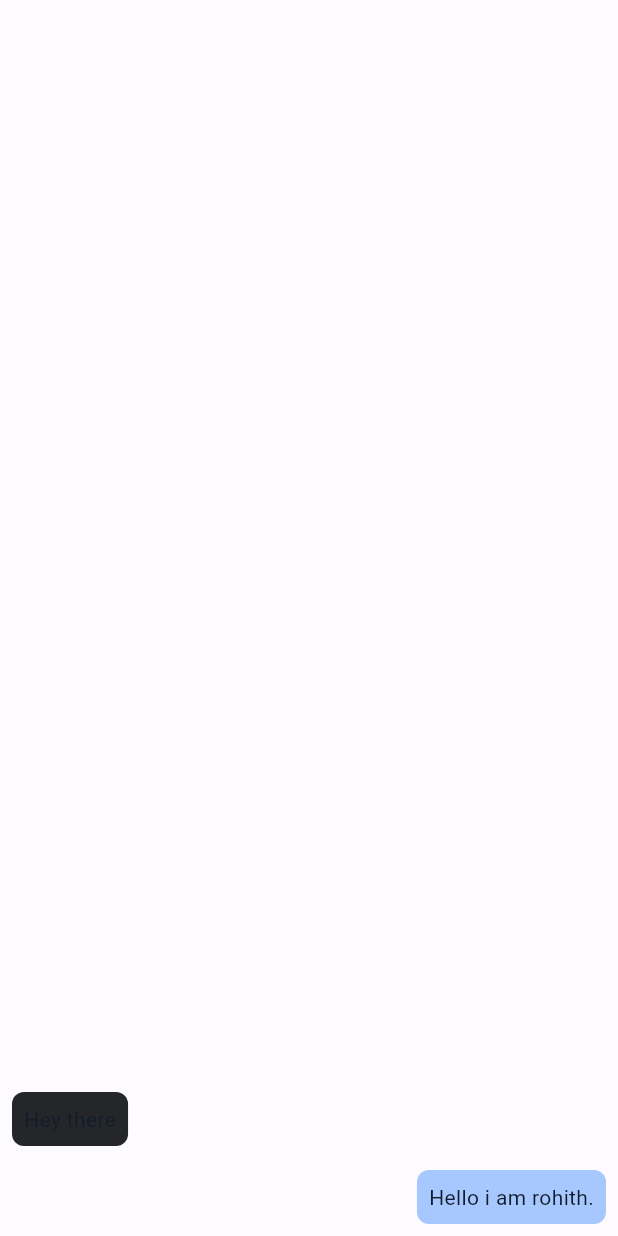
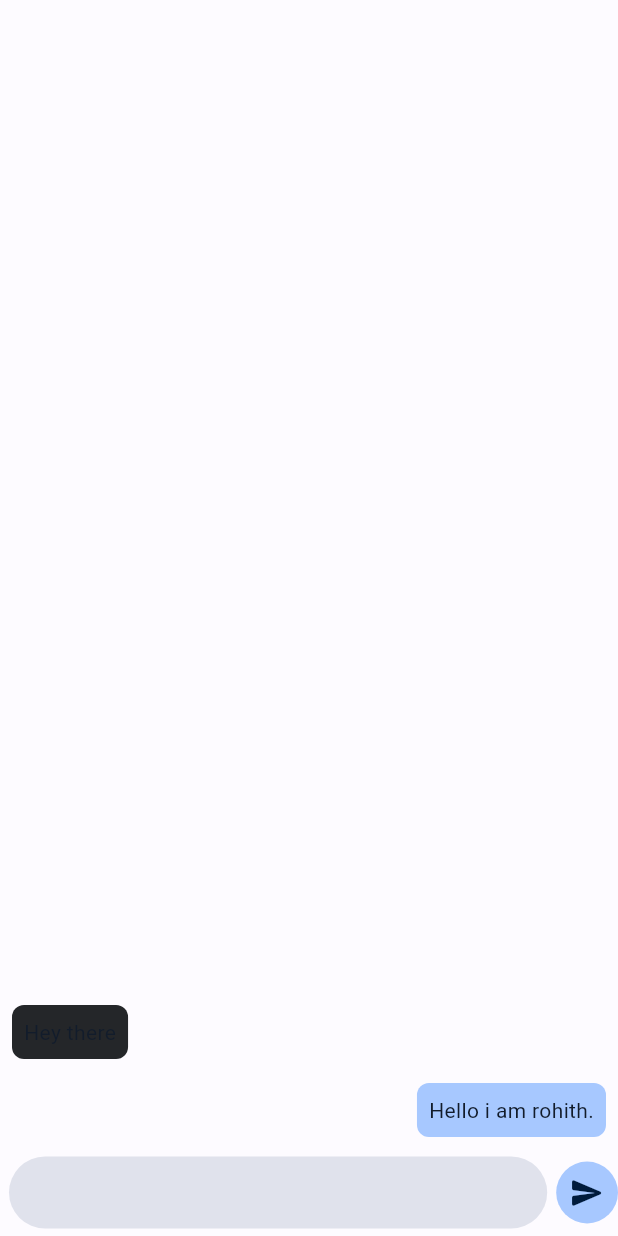
Before and after one commit to brohithkr/Mystique, a Flutter app: the screen it shows after launch, after a tap on "Demo", on a phone screen of 412 x 824 dp. Run offline on Flutter 3.47's test engine with Material 2 defaults, Android fonts, the phone set to English and light mode, and no system bars; our stand-ins replace flutter_spinkit.

Commit message:
basic chat layout

```diff
--- a/client/mystique_gui/lib/chat_ui.dart
+++ b/client/mystique_gui/lib/chat_ui.dart
@@ -2,6 +2,9 @@
 
 import 'package:flutter/material.dart';
 import 'package:web_socket_channel/web_socket_channel.dart';
+
+ColorScheme getColorScheme(BuildContext context) =>
+    Theme.of(context).colorScheme;
 
 class ChatPage extends StatefulWidget {
   final WebSocketChannel? wsSocket;
@@ -32,7 +35,7 @@ class _ChatPageState extends State<ChatPage> {
         children: [
           Message(data: "Hey there", whose: "their"),
           Message(data: "Hello i am rohith.", whose: "yours"),
-          Bottombar(),
+          Bottombar(controller: controller),
         ],
       ),
     );
@@ -40,14 +43,65 @@ class _ChatPageState extends State<ChatPage> {
 }
 
 class Bottombar extends StatelessWidget {
-  const Bottombar({super.key});
+  const Bottombar({
+    super.key,
+    required this.controller,
+  });
+  final TextEditingController controller;
 
   @override
   Widget build(BuildContext context) {
-    return const Row(
+    return Row(
       children: [
-        SizedBox(),
+        Flexible(flex: 9,child: MessageForm(controller: controller)),
+        Flexible(flex: 1, fit: FlexFit.tight,child: SendButton()),
       ],
+    );
+  }
+}
+
+class MessageForm extends StatelessWidget {
+  const MessageForm({super.key, required this.controller});
+  final TextEditingController controller;
+  @override
+  Widget build(BuildContext context) {
+    return Container(
+      margin: EdgeInsets.symmetric(vertical: 5, horizontal: 6),
+      decoration: BoxDecoration(
+        color: Theme.of(context).colorScheme.surfaceVariant,
+        borderRadius: BorderRadius.circular(25),
+      ),
+      child: TextField(
+        controller: controller,
+        decoration: InputDecoration(
+          border: InputBorder.none,
+        ),
+      ),
+    );
+  }
+}
+
+class SendButton extends StatelessWidget {
+  const SendButton({super.key});
+
+  @override
+  Widget build(BuildContext context) {
+    //lets use icon button here next
+    return InkWell(
+      borderRadius: BorderRadius.circular(30),
+      onTap: () {},
+      child: Container(
+        width: 50,
+        height: 50,
+        decoration: BoxDecoration(
+          color: getColorScheme(context).inversePrimary,
+          shape: BoxShape.circle,
+        ),
+        child: Icon(
+          Icons.send_rounded,
+          color: getColorScheme(context).onPrimaryContainer,
+        ),
+      ),
     );
   }
 }
```
